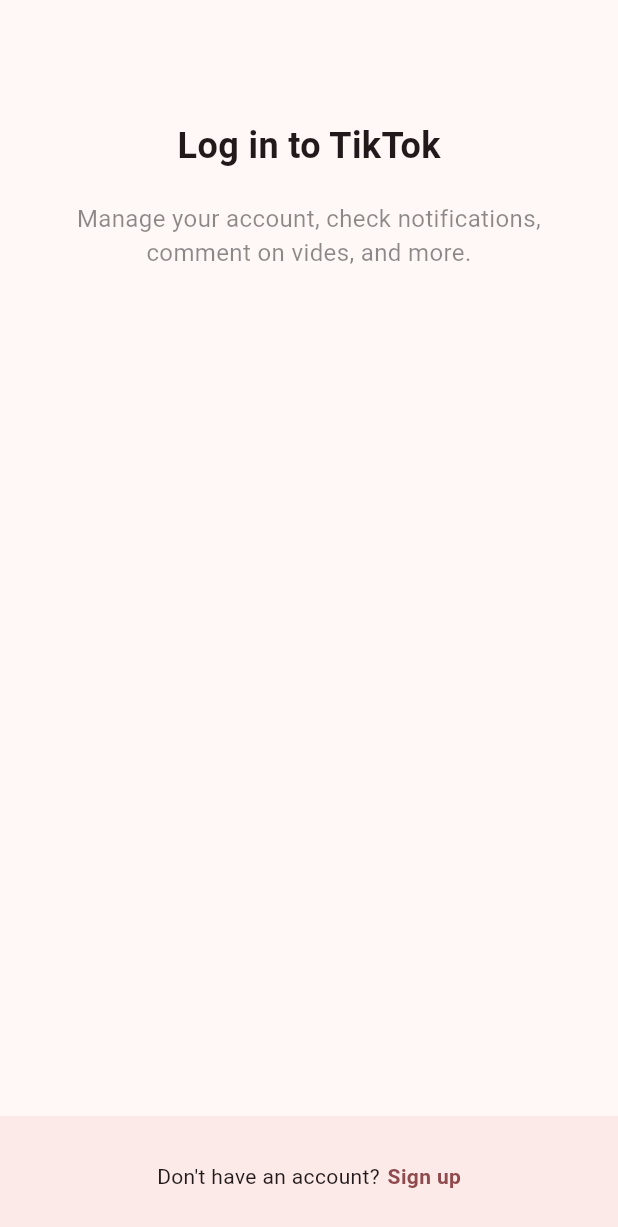
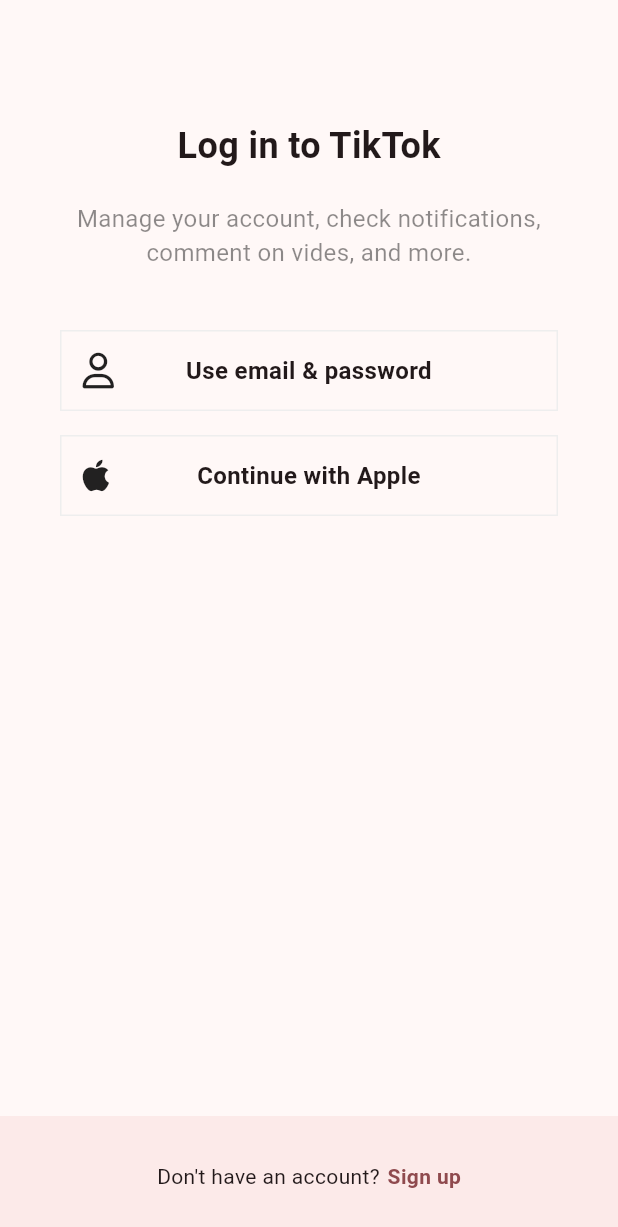
Before and after one commit to geonwoo-jeong/tiktok_clone, a Flutter app: the screen it shows after launch, after a tap on "Log in", on a phone screen of 412 x 824 dp. Shown: the top 1227 px of the screen. Run offline on Flutter 3.47's test engine with Material 3 defaults, Android fonts, the phone set to English and light mode, and no system bars; our stand-ins replace font_awesome_flutter.

Commit message:
Auth Button

```diff
--- a/lib/screens/features/authentication/login_screen.dart
+++ b/lib/screens/features/authentication/login_screen.dart
@@ -1,6 +1,8 @@
 import 'package:flutter/material.dart';
+import 'package:font_awesome_flutter/font_awesome_flutter.dart';
 import 'package:tiktok_clone/constants/gaps.dart';
 import 'package:tiktok_clone/constants/sizes.dart';
+import 'package:tiktok_clone/screens/features/authentication/widgets/auth_button.dart';
 
 class LoginScreen extends StatelessWidget {
   const LoginScreen({super.key});
@@ -36,6 +38,16 @@ class LoginScreen extends StatelessWidget {
                 ),
                 textAlign: TextAlign.center,
               ),
+              Gaps.v40,
+              AuthButton(
+                icon: FaIcon(FontAwesomeIcons.user),
+                text: "Use email & password",
+              ),
+              Gaps.v16,
+              AuthButton(
+                icon: FaIcon(FontAwesomeIcons.apple),
+                text: "Continue with Apple",
+              ),
             ],
           ),
         ),
--- a/lib/screens/features/authentication/sign_up_screen.dart
+++ b/lib/screens/features/authentication/sign_up_screen.dart
@@ -1,4 +1,5 @@
 import 'package:flutter/material.dart';
+import 'package:font_awesome_flutter/font_awesome_flutter.dart';
 import 'package:tiktok_clone/constants/gaps.dart';
 import 'package:tiktok_clone/constants/sizes.dart';
 import 'package:tiktok_clone/screens/features/authentication/login_screen.dart';
@@ -43,8 +44,15 @@ class SignUpScreen extends StatelessWidget {
                 textAlign: TextAlign.center,
               ),
               Gaps.v40,
-              AuthButton(text: "Use phone or email"),
-              AuthButton(text: "Continue with Apple"),
+              AuthButton(
+                icon: FaIcon(FontAwesomeIcons.user),
+                text: "Use email & password",
+              ),
+              Gaps.v16,
+              AuthButton(
+                icon: FaIcon(FontAwesomeIcons.apple),
+                text: "Continue with Apple",
+              ),
             ],
           ),
         ),
--- a/lib/screens/features/authentication/widgets/auth_button.dart
+++ b/lib/screens/features/authentication/widgets/auth_button.dart
@@ -1,11 +1,15 @@
 import 'package:flutter/material.dart';
+import 'package:font_awesome_flutter/font_awesome_flutter.dart';
+import 'package:tiktok_clone/constants/gaps.dart';
 import 'package:tiktok_clone/constants/sizes.dart';
 
 class AuthButton extends StatelessWidget {
+  final FaIcon icon;
   final String text;
 
   const AuthButton({
     super.key,
+    required this.icon,
     required this.text,
   });
 
@@ -14,16 +18,21 @@ class AuthButton extends StatelessWidget {
     return FractionallySizedBox(
       widthFactor: 1,
       child: Container(
-        padding: const EdgeInsets.symmetric(
-          vertical: Sizes.size14,
-        ),
+        padding: const EdgeInsets.all(Sizes.size14),
         decoration: BoxDecoration(
           border: Border.all(
             color: const Color.fromRGBO(238, 238, 238, 1),
             width: Sizes.size1,
           ),
         ),
-        child: Text(
+        child: Stack(
+          alignment: Alignment.center,
+          children: [
+            Align(
+              alignment: Alignment.centerLeft,
+              child: icon,
+            ),
+            Text(
               text,
               style: const TextStyle(
                 fontSize: Sizes.size16,
@@ -31,6 +40,8 @@ class AuthButton extends StatelessWidget {
               ),
               textAlign: TextAlign.center,
             ),
+          ],
+        ),
       ),
     );
   }
--- a/pubspec.yaml
+++ b/pubspec.yaml
@@ -35,6 +35,7 @@ dependencies:
   # The following adds the Cupertino Icons font to your application.
   # Use with the CupertinoIcons class for iOS style icons.
   cupertino_icons: ^1.0.2
+  font_awesome_flutter: ^10.6.0
 
 dev_dependencies:
   flutter_test:
```
Also changed, not shown: pubspec.lock. Lines whose indentation alone changed are shown as unchanged.
